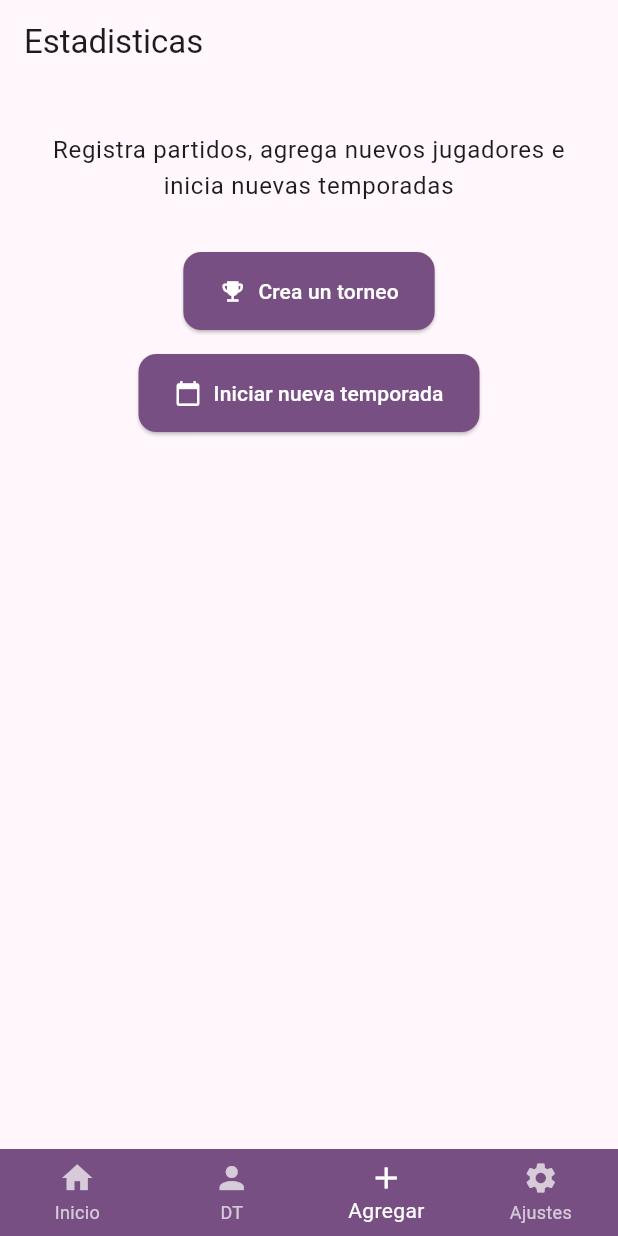
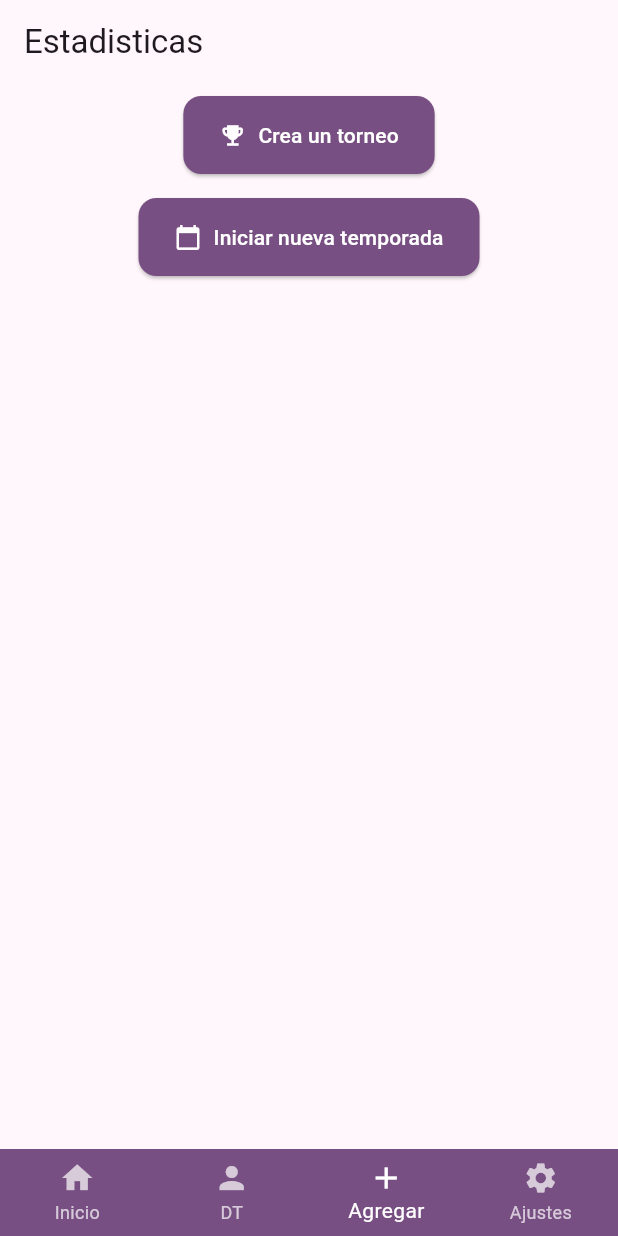
Before and after one commit to Brunox117/carrermodetracker, a Flutter app: the screen it shows after launch, item 3 of the bottom bar chosen, on a phone screen of 412 x 824 dp. Run offline on Flutter 3.47's test engine with Material 3 defaults, Android fonts, the light colour scheme and no system bars; our stand-ins replace flutter_riverpod, go_router, image_picker, isar, shared_preferences; missing offline and left inert: drops; accounts and stored records are empty; generated files the repository leaves out were written again.

Commit message:
Refactor AddAllStatView to streamline layout and remove unnecessary padding

```diff
--- a/lib/presentation/views/add/add_all_stat_view.dart
+++ b/lib/presentation/views/add/add_all_stat_view.dart
@@ -7,31 +7,16 @@ class AddAllStatView extends StatelessWidget {
 
   @override
   Widget build(BuildContext context) {
-    final textStyles = Theme.of(context).textTheme;
-    final colors = Theme.of(context).colorScheme;
-
     return Scaffold(
       appBar: AppBar(
         title: const Text("Estadisticas"),
       ),
       body: SingleChildScrollView(
-          child: Padding(
-        padding: const EdgeInsets.all(16.0),
           child: Column(
         crossAxisAlignment: CrossAxisAlignment.stretch,
         children: [
-            Padding(
-              padding: const EdgeInsets.all(16.0),
-              child: Column(
+          Column(
             children: [
-                  Text(
-                    'Registra partidos, agrega nuevos jugadores e inicia nuevas temporadas',
-                    style: textStyles.bodyLarge?.copyWith(
-                      color: colors.onSurface,
-                    ),
-                    textAlign: TextAlign.center,
-                  ),
-                  const SizedBox(height: 24),
               _buildActionButton(
                 context,
                 icon: Icons.emoji_events,
@@ -48,9 +33,7 @@ class AddAllStatView extends StatelessWidget {
               ),
             ],
           ),
-            ),
         ],
-        ),
       )),
     );
   }
```
Lines whose indentation alone changed are shown as unchanged.
